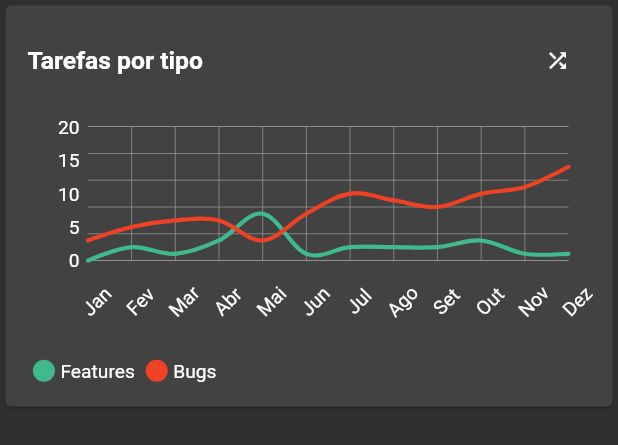
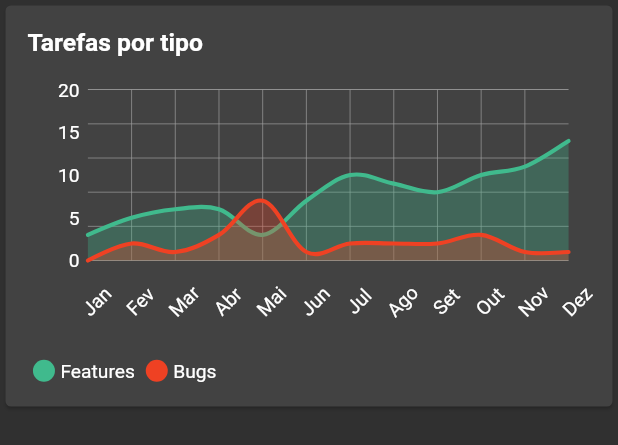
Before and after one commit to giuliacf/flutter_charts_example, a Flutter app: the MultipleLineChart widget shown alone on an empty page, opened directly, on a phone screen of 412 x 824 dp. Shown: the top 445 px of the screen. Run offline on Flutter 3.47's test engine with Material 2 defaults, Android fonts, the phone set to English and light mode, and no system bars; drawn by our look-alikes of fl_chart; our stand-ins replace charts_flutter, flutter_mobx, mobx, responsive_framework; generated files the repository leaves out were written again.

Commit message:
Remover shuffle dos dados no gráfico de linha

```diff
--- a/lib/screens/widget_fl_chart.dart
+++ b/lib/screens/widget_fl_chart.dart
@@ -27,7 +27,7 @@
                         ),
                       ),
                       SizedBox(height: 16),
-                      VerticalBarChart(title: 'Tarefas concluídas no mês'),
+                      VerticalBarChart(title: 'Tarefas concluídas por mês'),
                     ],
                   ),
                   SizedBox(height: 16),
--- a/lib/screens/widgets/fl_charts/fl_line_chart.dart
+++ b/lib/screens/widgets/fl_charts/fl_line_chart.dart
@@ -5,17 +5,12 @@
 const fetaureColor = Color(0xff40ba8d);
 const bugsColor = Color(0xffef4123);
 
-class MultipleLineChart extends StatefulWidget {
+class MultipleLineChart extends StatelessWidget {
   final bool hasArea;
   final String title;
 
-  MultipleLineChart({@required this.title, this.hasArea = false});
+  MultipleLineChart({this.hasArea, this.title});
 
-  @override
-  _MultipleLineChartState createState() => _MultipleLineChartState();
-}
-
-class _MultipleLineChartState extends State<MultipleLineChart> {
   final months = [
     'Jan',
     'Fev',
@@ -32,13 +27,10 @@
   ];
 
   final values = [
-    <double>[0, 2, 1, 3, 7, 1, 2, 2, 2, 3, 1, 1],
-    <double>[3, 5, 6, 6, 3, 7, 10, 9, 8, 10, 11, 14]
+    [0, 2, 1, 3, 7, 1, 2, 2, 2, 3, 1, 1],
+    [3, 5, 6, 6, 3, 7, 10, 9, 8, 10, 11, 14]
   ];
 
-  bool changeData = false;
-
-  @override
   Widget build(BuildContext context) {
     return Container(
       height: 300,
@@ -48,28 +40,13 @@
           child: Column(
             crossAxisAlignment: CrossAxisAlignment.start,
             children: <Widget>[
-              Row(
-                mainAxisAlignment: MainAxisAlignment.spaceBetween,
-                children: [
               Text(
-                    widget.title,
+                title,
                 style: TextStyle(
                   color: Colors.white,
                   fontSize: 18,
                   fontWeight: FontWeight.bold,
                 ),
-                  ),
-                  IconButton(
-                    icon: Icon(Icons.shuffle),
-                    iconSize: 18,
-                    tooltip: 'Trocar dados',
-                    onPressed: () {
-                      setState(() {
-                        changeData = !changeData;
-                      });
-                    },
-                  ),
-                ],
               ),
               const SizedBox(height: 24),
               Expanded(
@@ -165,10 +142,10 @@
 
   List<LineChartBarData> linesBarData1() {
     final LineChartBarData lineChartBarData2 = LineChartBarData(
-      spots: values[changeData ? 0 : 1]
+      spots: values[0]
           .asMap()
           .entries
-          .map((model) => FlSpot(model.key.toDouble(), model.value))
+          .map((model) => FlSpot(model.key.toDouble(), model.value.toDouble()))
           .toList(),
       isCurved: true,
       colors: [bugsColor],
@@ -176,16 +153,16 @@
       isStrokeCapRound: true,
       dotData: FlDotData(show: false),
       belowBarData: BarAreaData(
-        show: widget.hasArea,
+        show: hasArea,
         colors: [bugsColor.withOpacity(0.3)],
       ),
     );
 
     final LineChartBarData lineChartBarData1 = LineChartBarData(
-      spots: values[changeData ? 1 : 0]
+      spots: values[1]
           .asMap()
           .entries
-          .map((model) => FlSpot(model.key.toDouble(), model.value))
+          .map((model) => FlSpot(model.key.toDouble(), model.value.toDouble()))
           .toList(),
       isCurved: true,
       colors: [fetaureColor],
@@ -193,7 +170,7 @@
       isStrokeCapRound: true,
       dotData: FlDotData(show: false),
       belowBarData: BarAreaData(
-        show: widget.hasArea,
+        show: hasArea,
         colors: [fetaureColor.withOpacity(0.3)],
       ),
     );
```
Lines whose indentation alone changed are shown as unchanged.
